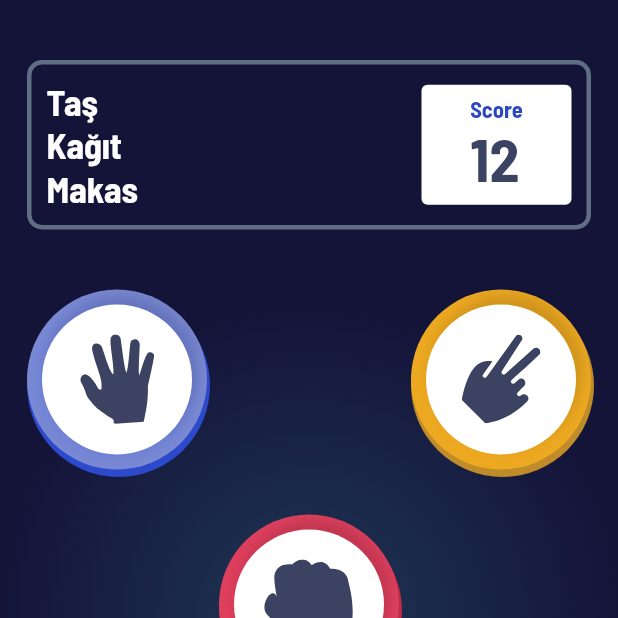
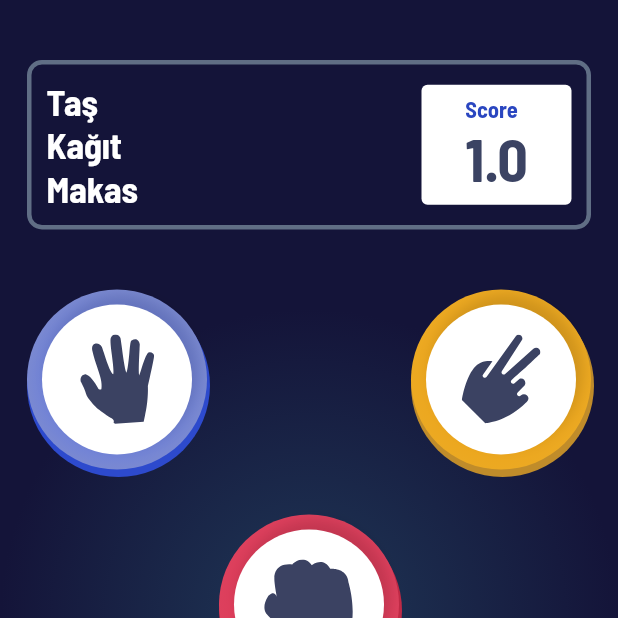
Before and after one commit to muzaffertcandan/rps, a Flutter app: the screen it shows after launch, after a tap on an icon or button, on a phone screen of 412 x 824 dp, the top half of it. Run offline on Flutter 3.47's test engine with Material 2 defaults, Android fonts, the phone set to English and light mode, and no system bars; our stand-ins replace flutter_svg, google_fonts.

Commit message:
rps choosing added

```diff
--- a/lib/game.dart
+++ b/lib/game.dart
@@ -18,8 +18,9 @@ class _GameState extends State<Game> {
   String compChoice = '';
   String message = '';
   double myPoints = 0.0;
+  bool hasChosen = false;
   List<String> _choices = ['kağıt', 'taş', 'makas'];
-
+  Widget iPicked = Container(), compPicked = Container();
   @override
   Widget build(BuildContext context) {
     return Scaffold(
@@ -69,7 +70,7 @@ class _GameState extends State<Game> {
                                           HSLColor.fromAHSL(1, 229, 0.64, 0.46)
                                               .toColor())),
                               TextSpan(
-                                  text: '12',
+                                  text: myPoints.toString(),
                                   style: GoogleFonts.barlowSemiCondensed(
                                       fontSize: 40.0,
                                       color:
@@ -82,7 +83,16 @@ class _GameState extends State<Game> {
             ),
             Container(
               padding: EdgeInsets.only(top: 30.0, left: 10.0, right: 10.0),
-              child: Column(
+              child: hasChosen
+                  ? Column(
+                      children: <Widget>[
+                        Row(
+                          mainAxisAlignment: MainAxisAlignment.spaceBetween,
+                          children: <Widget>[iPicked, compPicked],
+                        )
+                      ],
+                    )
+                  : Column(
                       children: <Widget>[
                         Row(
                           mainAxisAlignment: MainAxisAlignment.spaceBetween,
@@ -93,14 +103,17 @@ class _GameState extends State<Game> {
                                 compChoices();
                                 whoWon(userChoice, compChoice);
                                 setState(() {
-                            // myPoints
+                                  myPoints;
                                 });
                               },
                               child: BigCircle(
                                   SvgPicture.asset('images/icon-paper.svg'),
-                            HSLColor.fromAHSL(1, 230, 0.89, 0.62).toColor(),
-                            HSLColor.fromAHSL(1, 230, 0.49, 0.65).toColor(),
-                            HSLColor.fromAHSL(1, 229, 0.64, 0.49).toColor()),
+                                  HSLColor.fromAHSL(1, 230, 0.89, 0.62)
+                                      .toColor(),
+                                  HSLColor.fromAHSL(1, 230, 0.49, 0.65)
+                                      .toColor(),
+                                  HSLColor.fromAHSL(1, 229, 0.64, 0.49)
+                                      .toColor()),
                             ),
                             BigCircle(
                                 SvgPicture.asset('images/icon-scissors.svg'),
@@ -140,6 +153,7 @@ class _GameState extends State<Game> {
     };
     var myScore = rpsChoices[userC]?[compC];
     upDateScore(myScore);
+    picked();
   }
 
   upDateScore(myScore) {
@@ -149,6 +163,48 @@ class _GameState extends State<Game> {
       return {message = 'Berabere!', myPoints += 0.5};
     } else {
       return {message = 'Kazandın :)', myPoints += 1};
+    }
+  }
+
+  picked() {
+    if (userChoice == 'kağıt') {
+      iPicked = BigCircle(
+          SvgPicture.asset('images/icon-paper.svg'),
+          HSLColor.fromAHSL(1, 230, 0.89, 0.62).toColor(),
+          HSLColor.fromAHSL(1, 230, 0.49, 0.65).toColor(),
+          HSLColor.fromAHSL(1, 229, 0.64, 0.49).toColor());
+    } else if (userChoice == 'makas') {
+      iPicked = BigCircle(
+          SvgPicture.asset('images/icon-scissors.svg'),
+          HSLColor.fromAHSL(1, 39, 0.89, 0.49).toColor(),
+          HSLColor.fromAHSL(1, 40, 0.84, 0.53).toColor(),
+          HSLColor.fromAHSL(1, 39, 0.64, 0.46).toColor());
+    } else {
+      iPicked = BigCircle(
+          SvgPicture.asset('images/icon-rock.svg'),
+          HSLColor.fromAHSL(1, 349, 0.71, 0.52).toColor(),
+          HSLColor.fromAHSL(1, 349, 0.70, 0.56).toColor(),
+          HSLColor.fromAHSL(1, 349, 0.64, 0.46).toColor());
+    }
+    //computer choices
+    if (userChoice == 'kağıt') {
+      compPicked = BigCircle(
+          SvgPicture.asset('images/icon-paper.svg'),
+          HSLColor.fromAHSL(1, 230, 0.89, 0.62).toColor(),
+          HSLColor.fromAHSL(1, 230, 0.49, 0.65).toColor(),
+          HSLColor.fromAHSL(1, 229, 0.64, 0.49).toColor());
+    } else if (userChoice == 'makas') {
+      compPicked = BigCircle(
+          SvgPicture.asset('images/icon-scissors.svg'),
+          HSLColor.fromAHSL(1, 39, 0.89, 0.49).toColor(),
+          HSLColor.fromAHSL(1, 40, 0.84, 0.53).toColor(),
+          HSLColor.fromAHSL(1, 39, 0.64, 0.46).toColor());
+    } else {
+      compPicked = BigCircle(
+          SvgPicture.asset('images/icon-rock.svg'),
+          HSLColor.fromAHSL(1, 349, 0.71, 0.52).toColor(),
+          HSLColor.fromAHSL(1, 349, 0.70, 0.56).toColor(),
+          HSLColor.fromAHSL(1, 349, 0.64, 0.46).toColor());
     }
   }
 }
```
Lines whose indentation alone changed are shown as unchanged.
